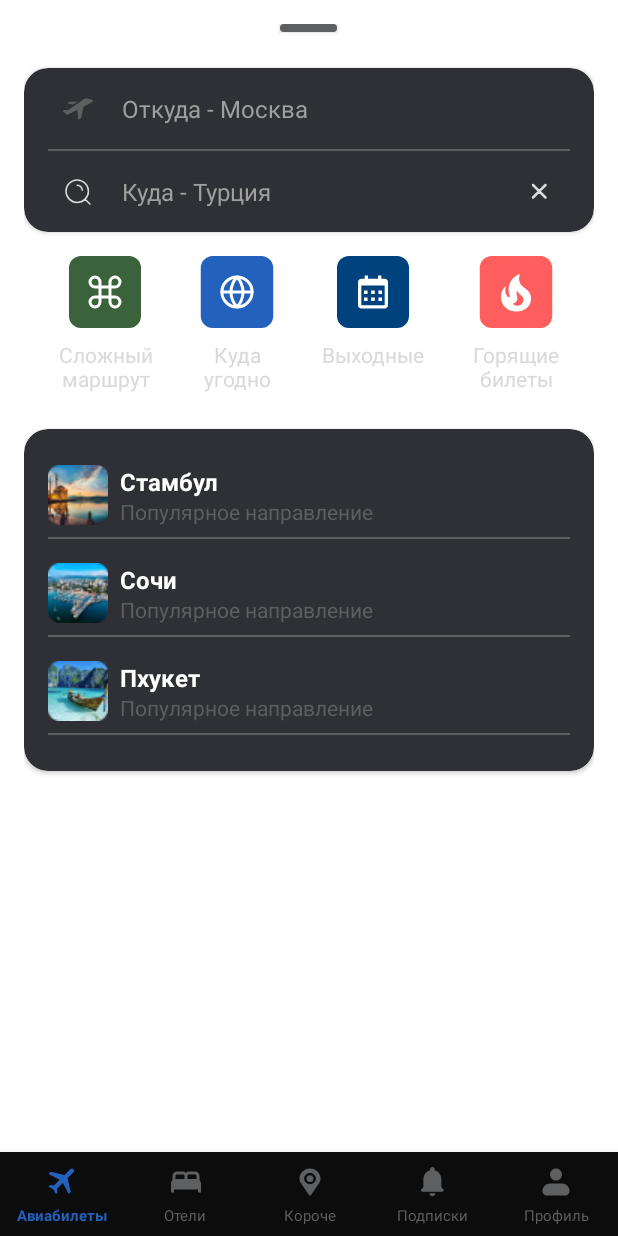
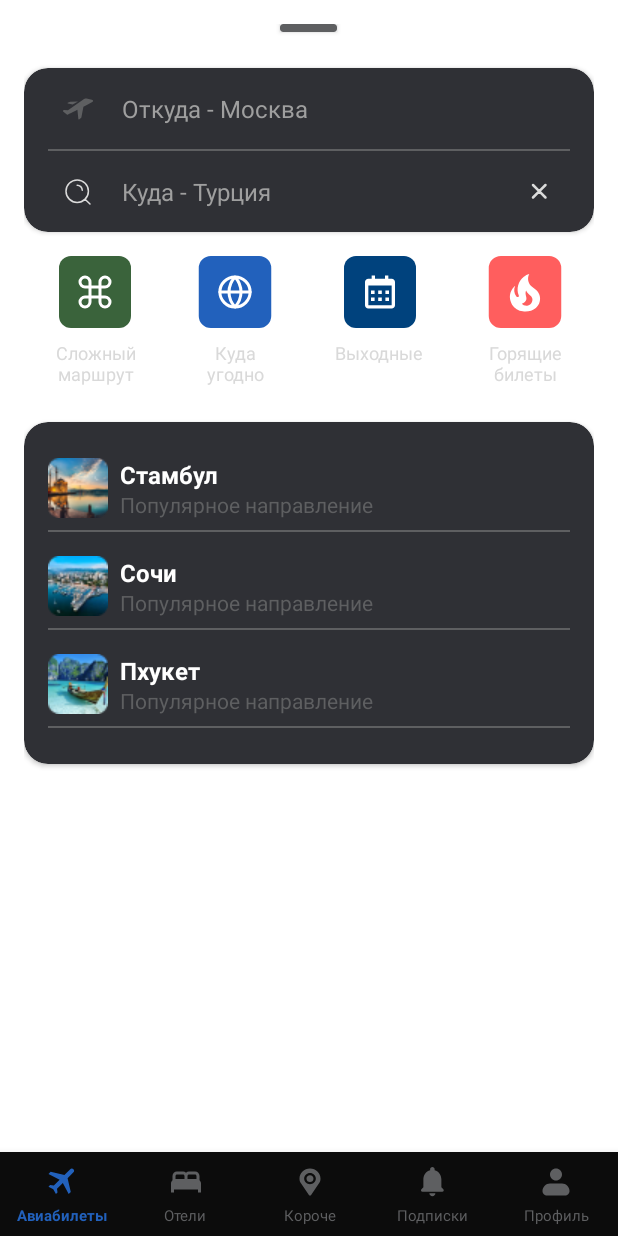
Before and after one commit to vorahkaz0namor/TicketsOffers, an Android app: the SearchSheet screen opened through its navigation route, on a phone screen of 412 x 824 dp. Run offline under Robolectric (Android 15) with nearby library versions, the phone set to English and light mode, and no system bars; our stand-ins replace Dagger/Hilt's generated code.

Commit message:
Step R.010 - Was started to fixing bug with hints views representation.

```diff
--- a/presentation/src/main/java/com/example/presentation/viewmodel/TicketsViewModel.kt
+++ b/presentation/src/main/java/com/example/presentation/viewmodel/TicketsViewModel.kt
@@ -87,11 +87,11 @@ class TicketsViewModel @Inject constructor(
     }
 
     fun sheetIsShown() {
-        _sheetIsShown.value = true
+        _sheetIsShown.update { true }
     }
 
     fun sheetIsDismissed() {
-        _sheetIsShown.value = false
+        _sheetIsShown.update { false }
     }
 
     fun reversePoints() {
@@ -101,6 +101,7 @@ class TicketsViewModel @Inject constructor(
                 arrival = it.departure
             )
         }
+        pointFromAdvice.value?.let { _pointFromAdvice.update { null } }
     }
 
     /**
--- a/presentation/src/main/res/layout/hints_layout.xml
+++ b/presentation/src/main/res/layout/hints_layout.xml
@@ -1,7 +1,7 @@
 <?xml version="1.0" encoding="utf-8"?>
 <LinearLayout xmlns:android="http://schemas.android.com/apk/res/android"
     xmlns:app="http://schemas.android.com/apk/res-auto"
-    android:layout_width="wrap_content"
+    android:layout_width="match_parent"
     android:layout_height="wrap_content"
     android:orientation="horizontal"
     android:layout_gravity="center"
@@ -12,6 +12,7 @@
         android:id="@+id/hard_route"
         android:layout_width="wrap_content"
         android:layout_height="wrap_content"
+        android:layout_weight="1"
         app:hintIcon="@drawable/ic_hard_route_hint_48"
         app:hintText="@string/hard_route"
         />
@@ -20,6 +21,7 @@
         android:id="@+id/anywhere"
         android:layout_width="wrap_content"
         android:layout_height="wrap_content"
+        android:layout_weight="1"
         app:hintIcon="@drawable/ic_anywhere_hint_48"
         app:hintText="@string/anywhere"
         />
@@ -28,6 +30,7 @@
         android:id="@+id/weekend"
         android:layout_width="wrap_content"
         android:layout_height="wrap_content"
+        android:layout_weight="1"
         app:hintIcon="@drawable/ic_weekend_hint_48"
         app:hintText="@string/weekend"
         />
@@ -36,6 +39,7 @@
         android:id="@+id/burnings"
         android:layout_width="wrap_content"
         android:layout_height="wrap_content"
+        android:layout_weight="1"
         app:hintIcon="@drawable/ic_burnings_hint_48"
         app:hintText="@string/burning_tickets"
         />
--- a/resources/src/main/java/com/example/resources/views/HintView.kt
+++ b/resources/src/main/java/com/example/resources/views/HintView.kt
@@ -17,8 +17,11 @@ class HintView @JvmOverloads constructor(
     defStyleAttr: Int = 0,
     defStyleRes: Int = 0
 ): LinearLayout(context, attributeSet, defStyleAttr, defStyleRes) {
-    private val eightDpExtracted = resources.getDimensionPixelSize(R.dimen.eight_dp)
-    private val sixteenDpExtracted = resources.getDimensionPixelSize(R.dimen.sixteen_dp)
+    private val deviceDensity = resources.displayMetrics.density
+    private val eightDp = resources.getDimensionPixelSize(R.dimen.eight_dp)
+    private val tenSp = resources.getDimension(R.dimen.ten_sp)
+    private val twelveSp = resources.getDimension(R.dimen.twelve_sp)
+    private val sixteenDp = resources.getDimensionPixelSize(R.dimen.twelve_dp)
     private inline fun <reified T : View> T.commonParams() =
         apply {
             layoutParams = LayoutParams(
@@ -31,11 +34,17 @@ class HintView @JvmOverloads constructor(
     private val textView = TextView(context).commonParams().apply {
         setPadding(
             /* left = */ 0,
-            /* top = */ eightDpExtracted,
+            /* top = */ eightDp,
             /* right = */ 0,
             /* bottom = */ 0
             )
-        textSize = ceil(resources.getDimension(R.dimen.fourteen_sp) / resources.displayMetrics.density)
+        textSize = ceil(
+            (if (deviceDensity > 1.75)
+                tenSp
+            else
+                twelveSp)
+                    / deviceDensity
+        )
         textAlignment = TEXT_ALIGNMENT_CENTER
         setTextColor(resources.getColor(R.color.color_d9d9d9, context.theme))
     }
@@ -45,9 +54,9 @@ class HintView @JvmOverloads constructor(
     init {
         orientation = VERTICAL
         setPadding(
-            /* left = */ sixteenDpExtracted,
+            /* left = */ sixteenDp,
             /* top = */ 0,
-            /* right = */ sixteenDpExtracted,
+            /* right = */ sixteenDp,
             /* bottom = */ 0
         )
         context.withStyledAttributes(attributeSet, R.styleable.HintView) {
--- a/resources/src/main/res/values/dimens.xml
+++ b/resources/src/main/res/values/dimens.xml
@@ -8,6 +8,7 @@
     <dimen name="eight_dp">8dp</dimen>
     <dimen name="ten_sp">10sp</dimen>
     <dimen name="twelve_dp">12dp</dimen>
+    <dimen name="twelve_sp">12sp</dimen>
     <dimen name="fourteen_sp">14sp</dimen>
     <dimen name="fifteen_dp">15dp</dimen>
     <dimen name="sixteen_dp">16dp</dimen>
```
